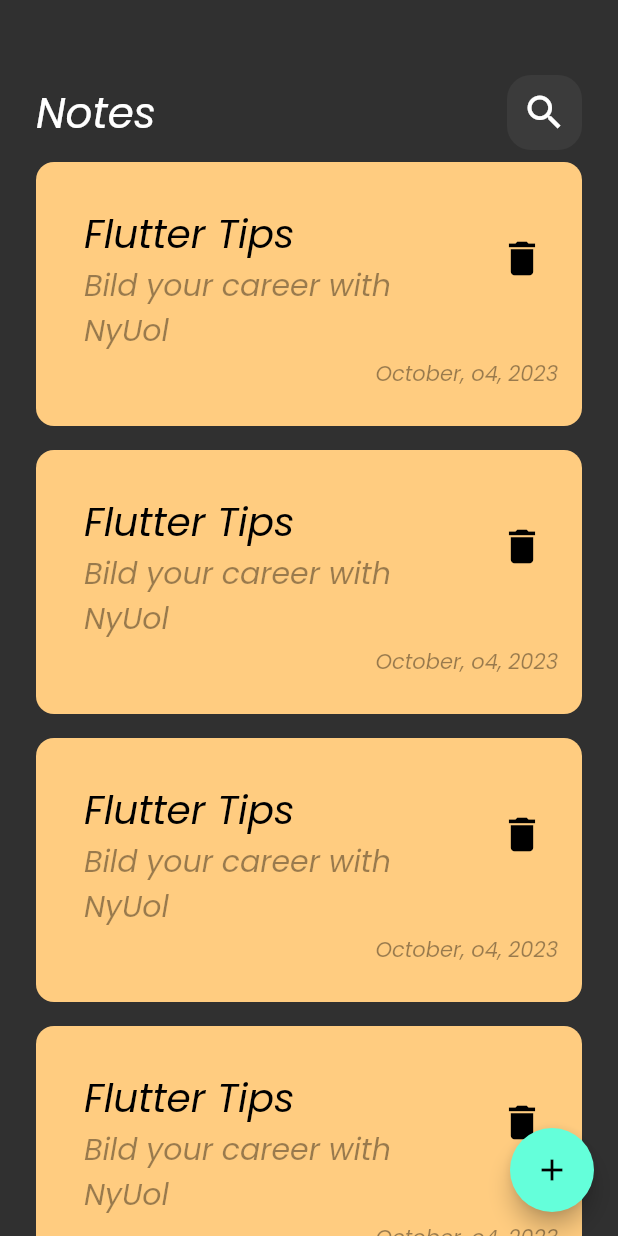
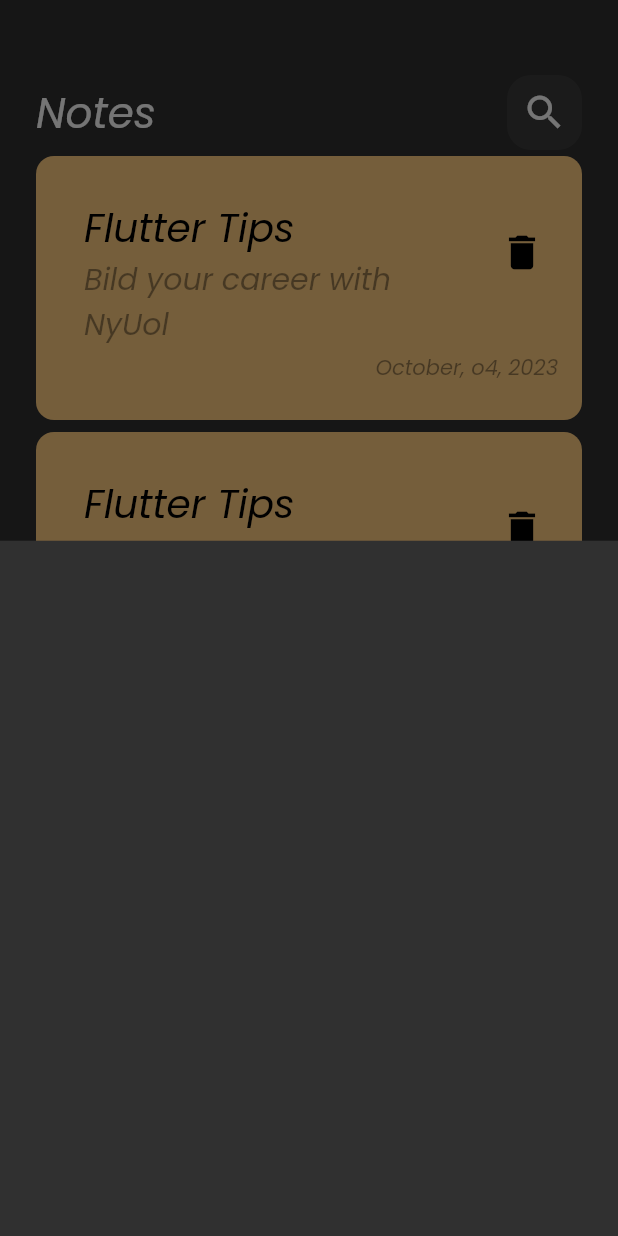
Before and after one commit to Nyuol96/notes_App, a Flutter app: the screen it shows after launch, after a tap on the "add" icon, on a phone screen of 412 x 824 dp. Run offline on Flutter 3.47's test engine with Material 2 defaults, Android fonts, the phone set to English and light mode, and no system bars.

Commit message:
Add Note Bottom Sheet

```diff
--- a/lib/views/notesview.dart
+++ b/lib/views/notesview.dart
@@ -1,4 +1,5 @@
 import 'package:flutter/material.dart';
+import 'package:notesapp/views/widgets/add_note_bottom_sheet.dart';
 import 'package:notesapp/views/widgets/notes_view_body.dart';
 
 class NotesView extends StatelessWidget {
@@ -8,7 +9,13 @@ class NotesView extends StatelessWidget {
   Widget build(BuildContext context) {
     return Scaffold(
       floatingActionButton: FloatingActionButton(
-        onPressed: () {},
+        onPressed: () {
+          showModalBottomSheet(
+              context: context,
+              builder: (context) {
+                return AddNoteBottomSheet();
+              });
+        },
         child: const Icon(Icons.add),
       ),
       body: const NotesViewBody(),
--- /dev/null
+++ b/lib/views/widgets/add_note_bottom_sheet.dart
@@ -0,0 +1,10 @@
+import 'package:flutter/widgets.dart';
+
+class AddNoteBottomSheet extends StatelessWidget {
+  const AddNoteBottomSheet({super.key});
+
+  @override
+  Widget build(BuildContext context) {
+    return Container();
+  }
+}
--- a/lib/views/widgets/notes_list_view.dart
+++ b/lib/views/widgets/notes_list_view.dart
@@ -9,7 +9,7 @@ class NotesListView extends StatelessWidget {
     return ListView.builder(
       itemBuilder: (context, index) {
         return const Padding(
-          padding: const EdgeInsets.symmetric(vertical: 8),
+          padding: const EdgeInsets.symmetric(vertical: 4),
           child: const NoteItem(),
         );
       },
--- a/lib/views/widgets/notes_view_body.dart
+++ b/lib/views/widgets/notes_view_body.dart
@@ -1,6 +1,5 @@
 import 'package:flutter/material.dart';
 import 'package:notesapp/views/widgets/custom_App_Bar.dart';
-import 'package:notesapp/views/widgets/custom_note_item.dart';
 import 'package:notesapp/views/widgets/notes_list_view.dart';
 
 class NotesViewBody extends StatelessWidget {
```
